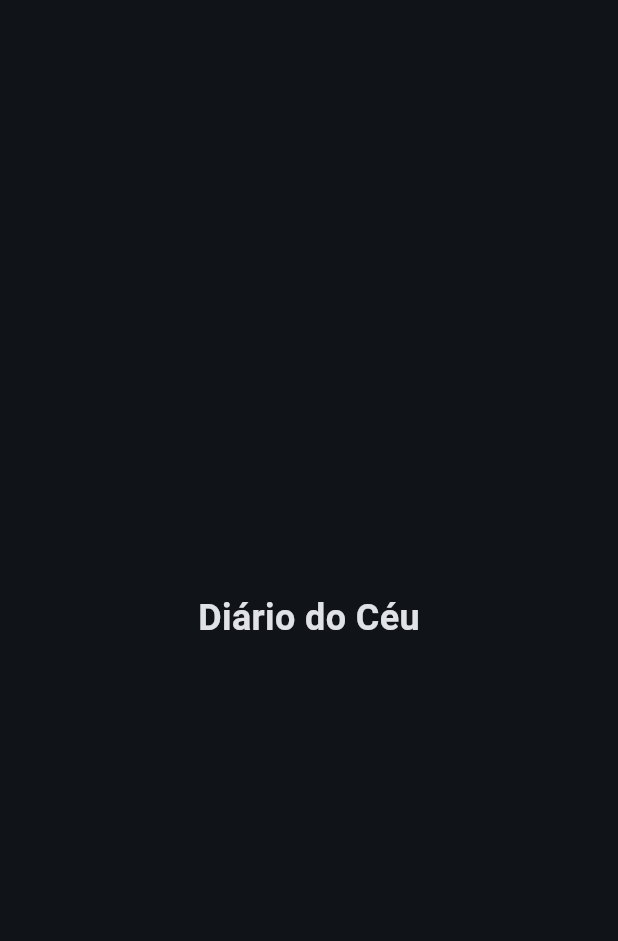
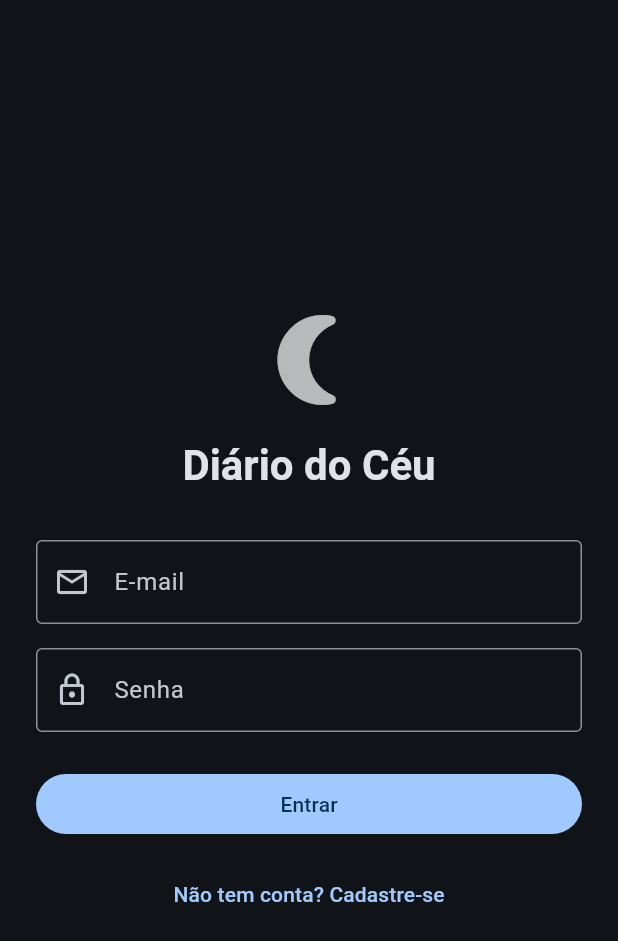
Before and after one commit to pietrabatista/ponderada-flutter-mobile, a Flutter app: the screen it shows after launch, on a phone screen of 412 x 824 dp. Shown: the top 941 px of the screen. Run offline on Flutter 3.47's test engine with Material 3 defaults, Android fonts, the phone set to English and light mode, and no system bars; our stand-ins replace flutter_dotenv, supabase_flutter; accounts and stored records are empty.

Commit message:
feat: tela de login e cadastro (#3)
Tela unica com alternancia login/cadastro integrada ao Supabase Auth.
Validacao de email e senha (minimo 6 caracteres), loading state no botao,
erro exibido via SnackBar. Sessao persistida: ao abrir o app com sessao
ativa, vai direto para a Home sem pedir login novamente.

```diff
--- a/lib/main.dart
+++ b/lib/main.dart
@@ -1,5 +1,8 @@
 import 'package:flutter/material.dart';
 import 'package:flutter_dotenv/flutter_dotenv.dart';
+import 'package:supabase_flutter/supabase_flutter.dart';
+import 'screens/auth_screen.dart';
+import 'screens/home_screen.dart';
 import 'services/supabase_service.dart';
 
 Future<void> main() async {
@@ -17,6 +20,7 @@ class DiarioDoCeuApp extends StatelessWidget {
 
   @override
   Widget build(BuildContext context) {
+    final session = Supabase.instance.client.auth.currentSession;
     return MaterialApp(
       title: 'Diário do Céu',
       debugShowCheckedModeBanner: false,
@@ -27,14 +31,7 @@ class DiarioDoCeuApp extends StatelessWidget {
         ),
         useMaterial3: true,
       ),
-      home: const Scaffold(
-        body: Center(
-          child: Text(
-            'Diário do Céu',
-            style: TextStyle(fontSize: 24, fontWeight: FontWeight.bold),
-          ),
-        ),
-      ),
+      home: session != null ? const HomeScreen() : const AuthScreen(),
     );
   }
 }
--- /dev/null
+++ b/lib/screens/auth_screen.dart
@@ -0,0 +1,143 @@
+import 'package:flutter/material.dart';
+import 'package:supabase_flutter/supabase_flutter.dart';
+import 'home_screen.dart';
+
+class AuthScreen extends StatefulWidget {
+  const AuthScreen({super.key});
+
+  @override
+  State<AuthScreen> createState() => _AuthScreenState();
+}
+
+class _AuthScreenState extends State<AuthScreen> {
+  final _formKey = GlobalKey<FormState>();
+  final _emailController = TextEditingController();
+  final _passwordController = TextEditingController();
+
+  bool _isLogin = true;
+  bool _loading = false;
+
+  @override
+  void dispose() {
+    _emailController.dispose();
+    _passwordController.dispose();
+    super.dispose();
+  }
+
+  Future<void> _submit() async {
+    if (!_formKey.currentState!.validate()) return;
+    setState(() => _loading = true);
+
+    try {
+      final supabase = Supabase.instance.client;
+      if (_isLogin) {
+        await supabase.auth.signInWithPassword(
+          email: _emailController.text.trim(),
+          password: _passwordController.text,
+        );
+      } else {
+        await supabase.auth.signUp(
+          email: _emailController.text.trim(),
+          password: _passwordController.text,
+        );
+      }
+      if (mounted) {
+        Navigator.of(context).pushReplacement(
+          MaterialPageRoute(builder: (_) => const HomeScreen()),
+        );
+      }
+    } on AuthException catch (e) {
+      if (mounted) {
+        ScaffoldMessenger.of(context).showSnackBar(
+          SnackBar(content: Text(e.message), backgroundColor: Colors.red),
+        );
+      }
+    } finally {
+      if (mounted) setState(() => _loading = false);
+    }
+  }
+
+  @override
+  Widget build(BuildContext context) {
+    return Scaffold(
+      body: SafeArea(
+        child: Center(
+          child: SingleChildScrollView(
+            padding: const EdgeInsets.all(24),
+            child: Form(
+              key: _formKey,
+              child: Column(
+                mainAxisAlignment: MainAxisAlignment.center,
+                children: [
+                  const Icon(Icons.nightlight_round, size: 72, color: Colors.white70),
+                  const SizedBox(height: 16),
+                  Text(
+                    'Diário do Céu',
+                    style: Theme.of(context).textTheme.headlineMedium?.copyWith(
+                          fontWeight: FontWeight.bold,
+                        ),
+                  ),
+                  const SizedBox(height: 32),
+                  TextFormField(
+                    controller: _emailController,
+                    keyboardType: TextInputType.emailAddress,
+                    decoration: const InputDecoration(
+                      labelText: 'E-mail',
+                      prefixIcon: Icon(Icons.email_outlined),
+                      border: OutlineInputBorder(),
+                    ),
+                    validator: (v) {
+                      if (v == null || v.trim().isEmpty) return 'Informe o e-mail';
+                      if (!v.contains('@')) return 'E-mail inválido';
+                      return null;
+                    },
+                  ),
+                  const SizedBox(height: 16),
+                  TextFormField(
+                    controller: _passwordController,
+                    obscureText: true,
+                    decoration: const InputDecoration(
+                      labelText: 'Senha',
+                      prefixIcon: Icon(Icons.lock_outline),
+                      border: OutlineInputBorder(),
+                    ),
+                    validator: (v) {
+                      if (v == null || v.isEmpty) return 'Informe a senha';
+                      if (v.length < 6) return 'Mínimo 6 caracteres';
+                      return null;
+                    },
+                  ),
+                  const SizedBox(height: 24),
+                  SizedBox(
+                    width: double.infinity,
+                    child: FilledButton(
+                      onPressed: _loading ? null : _submit,
+                      child: _loading
+                          ? const SizedBox(
+                              height: 20,
+                              width: 20,
+                              child: CircularProgressIndicator(strokeWidth: 2),
+                            )
+                          : Text(_isLogin ? 'Entrar' : 'Cadastrar'),
+                    ),
+                  ),
+                  const SizedBox(height: 12),
+                  TextButton(
+                    onPressed: _loading
+                        ? null
+                        : () => setState(() => _isLogin = !_isLogin),
+                    child: Text(
+                      _isLogin
+                          ? 'Não tem conta? Cadastre-se'
+                          : 'Já tem conta? Entrar',
+                    ),
+                  ),
+                ],
+              ),
+            ),
+          ),
+        ),
+      ),
+    );
+  }
+}
```
Also changed, not shown: lib/screens/home_screen.dart (added, +13 -0 lines).
